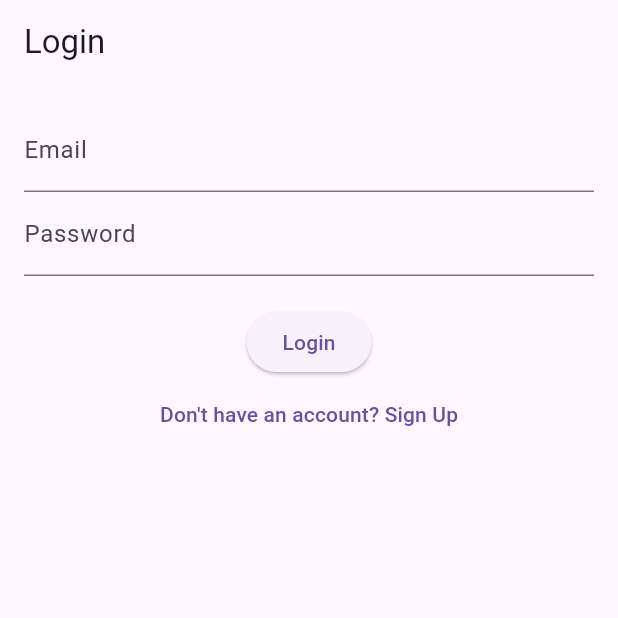
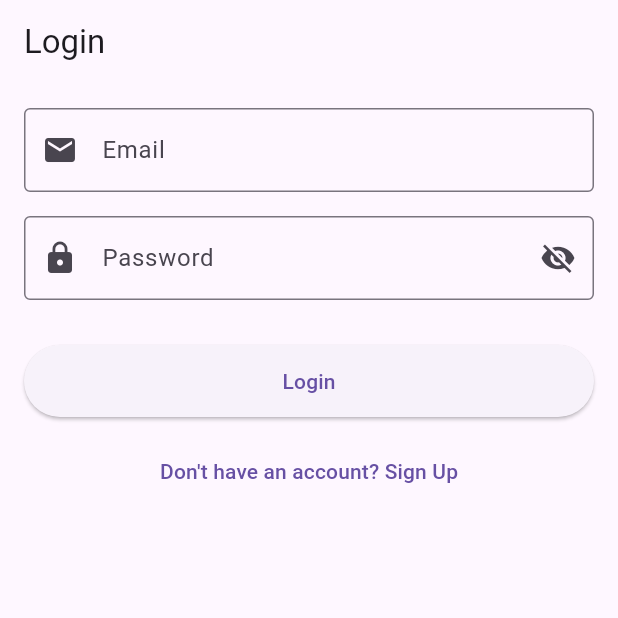
Before and after one commit to saifulislamsaif/grocery_list, a Flutter app: the screen it shows after launch, on a phone screen of 412 x 824 dp, the top half of it. Run offline on Flutter 3.47's test engine with Material 3 defaults, Android fonts, the phone set to English and light mode, and no system bars; our stand-ins replace cloud_firestore, firebase_auth, firebase_core, get, google_fonts; accounts and stored records are empty.

Commit message:
designed for login and signup page

```diff
--- a/lib/app/modules/home/views/list_details_page.dart
+++ b/lib/app/modules/home/views/list_details_page.dart
@@ -58,7 +58,6 @@ class ListDetailsPage extends StatelessWidget {
                 value: purchased,
                 onChanged: (val) async {
                   await doc.reference.update({"purchased": val});
-                  // 🔄 Update counters in parent list
                   await _updateCounters(listId);
                 },
                 secondary: IconButton(
@@ -89,6 +88,7 @@ class ListDetailsPage extends StatelessWidget {
       context: context,
       builder: (_) => AlertDialog(
         title: const Text("Add Item"),
+        backgroundColor: Colors.green[100],
         content: TextField(
           controller: controller,
           decoration: const InputDecoration(hintText: "Item name"),
--- a/lib/app/modules/signup/controllers/AuthController.dart
+++ b/lib/app/modules/signup/controllers/AuthController.dart
@@ -12,6 +12,9 @@ class AuthController extends GetxController {
   Rx<User?> firebaseUser = Rx<User?>(null);
 
   User? get user => firebaseUser.value;
+  var isLoading = false.obs;
+  var errorMessage = ''.obs;
+
 
   @override
   void onInit() {
--- a/lib/app/modules/signup/views/LoginPage.dart
+++ b/lib/app/modules/signup/views/LoginPage.dart
@@ -2,7 +2,6 @@ import 'package:flutter/material.dart';
 import 'package:get/get.dart';
 import '../controllers/AuthController.dart';
 import 'SignUp.dart';
-
 
 class LoginPage extends StatelessWidget {
   const LoginPage({super.key});
@@ -12,25 +11,92 @@ class LoginPage extends StatelessWidget {
     final AuthController authController = Get.find();
     final TextEditingController emailController = TextEditingController();
     final TextEditingController passwordController = TextEditingController();
+    final RxBool showPassword = false.obs;
+
+    void handleLogin() {
+      final email = emailController.text.trim();
+      final pass = passwordController.text.trim();
+      if (email.isEmpty || pass.isEmpty) {
+        authController.errorMessage.value = "Email এবং Password দিন";
+        return;
+      }
+      authController.login(email, pass);
+    }
 
     return Scaffold(
       appBar: AppBar(title: const Text("Login")),
       body: Padding(
         padding: const EdgeInsets.all(16),
         child: Column(
+          crossAxisAlignment: CrossAxisAlignment.stretch,
           children: [
-            TextField(controller: emailController, decoration: const InputDecoration(labelText: "Email")),
-            TextField(controller: passwordController, obscureText: true, decoration: const InputDecoration(labelText: "Password")),
+            TextField(
+              controller: emailController,
+              keyboardType: TextInputType.emailAddress,
+              decoration: const InputDecoration(
+                labelText: "Email",
+                prefixIcon: Icon(Icons.email),
+                border: OutlineInputBorder(),
+              ),
+            ),
+
+            const SizedBox(height: 16),
+
+            Obx(
+              () => TextField(
+                controller: passwordController,
+                obscureText: !showPassword.value,
+                decoration: InputDecoration(
+                  labelText: "Password",
+                  prefixIcon: const Icon(Icons.lock),
+                  border: const OutlineInputBorder(),
+                  suffixIcon: IconButton(
+                    icon: Icon(
+                      showPassword.value
+                          ? Icons.visibility
+                          : Icons.visibility_off,
+                    ),
+                    onPressed: () => showPassword.value = !showPassword.value,
+                  ),
+                ),
+              ),
+            ),
+
             const SizedBox(height: 20),
-            ElevatedButton(
-              onPressed: () {
-                authController.login(
-                  emailController.text,
-                  passwordController.text,
-                );
-              },
-              child: const Text("Login"),
+
+            // Error text
+            Obx(
+              () => authController.errorMessage.isNotEmpty
+                  ? Text(
+                      authController.errorMessage.value,
+                      style: const TextStyle(color: Colors.red),
+                    )
+                  : const SizedBox(),
             ),
+
+            const SizedBox(height: 10),
+
+            Obx(
+              () => ElevatedButton(
+                onPressed: authController.isLoading.value ? null : handleLogin,
+                style: ElevatedButton.styleFrom(
+                  minimumSize: const Size.fromHeight(48),
+                ),
+                child: authController.isLoading.value
+                    ? const SizedBox(
+                        height: 22,
+                        width: 22,
+                        child: CircularProgressIndicator(
+                          strokeWidth: 2,
+                          color: Colors.white,
+                        ),
+                      )
+                    : const Text("Login"),
+              ),
+            ),
+
+            const SizedBox(height: 12),
+
             TextButton(
               onPressed: () => Get.to(() => SignUpPage()),
               child: const Text("Don't have an account? Sign Up"),
```
Also changed, not shown: lib/app/modules/home/views/home_page.dart (+5 -4 lines), lib/app/modules/signup/views/SignUp.dart (+19 -5 lines).
